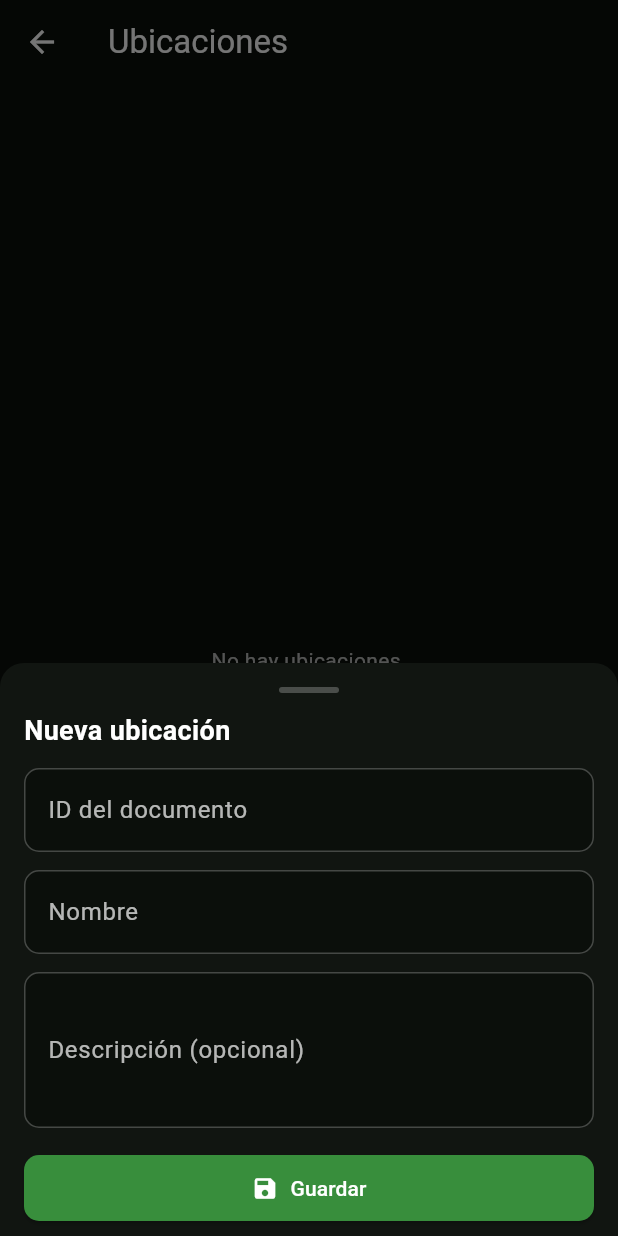
After one commit to lalmazano/bahias-front, a Flutter app: the UbicacionesScreen screen opened directly, after a tap on "Nueva", on a phone screen of 412 x 824 dp. The commit adds this screen. Run offline on Flutter 3.47's test engine with Material 3 defaults, Android fonts, the phone set to English and light mode, and no system bars; our stand-ins replace cloud_firestore, firebase_auth, firebase_core, fl_chart, flutter_speed_dial, font_awesome_flutter and 3 more; accounts and stored records are empty.

Commit message:
Pantalla de ubicaciones

```diff
--- /dev/null
+++ b/bahias_app/lib/screens/ubicaciones_screen.dart
@@ -0,0 +1,358 @@
+import 'package:flutter/material.dart';
+import 'package:cloud_firestore/cloud_firestore.dart';
+import '../services/ubicaciones_service.dart';
+
+class UbicacionesScreen extends StatefulWidget {
+  const UbicacionesScreen({super.key});
+
+  @override
+  State<UbicacionesScreen> createState() => _UbicacionesScreenState();
+}
+
+class _UbicacionesScreenState extends State<UbicacionesScreen> {
+  final _service = UbicacionesService();
+
+  Future<void> _openCreate() async {
+    await showModalBottomSheet(
+      context: context,
+      isScrollControlled: true,
+      backgroundColor: const Color(0xFF111511),
+      shape: const RoundedRectangleBorder(
+        borderRadius: BorderRadius.vertical(top: Radius.circular(16)),
+      ),
+      builder: (ctx) => Padding(
+        padding: EdgeInsets.only(
+          bottom: MediaQuery.of(ctx).viewInsets.bottom, left: 16, right: 16, top: 16),
+        child: _UbicacionForm(
+          title: 'Nueva ubicación',
+          onSubmit: (id, nombre, descripcion) async {
+            await _service.create(id: id, nombre: nombre, descripcion: descripcion);
+          },
+        ),
+      ),
+    );
+  }
+
+  Future<void> _openEdit(String id, String? nombre, String? descripcion) async {
+    await showModalBottomSheet(
+      context: context,
+      isScrollControlled: true,
+      backgroundColor: const Color(0xFF111511),
+      shape: const RoundedRectangleBorder(
+        borderRadius: BorderRadius.vertical(top: Radius.circular(16)),
+      ),
+      builder: (ctx) => Padding(
+        padding: EdgeInsets.only(
+          bottom: MediaQuery.of(ctx).viewInsets.bottom, left: 16, right: 16, top: 16),
+        child: _UbicacionForm(
+          title: 'Editar ubicación',
+          editing: true,
+          initialId: id,
+          initialNombre: nombre ?? '',
+          initialDescripcion: descripcion ?? '',
+          onSubmit: (idEdited, nombreEdited, descripcionEdited) async {
+            await _service.update(
+              id: id,
+              nombre: nombreEdited,
+              descripcion: descripcionEdited,
+            );
+          },
+        ),
+      ),
+    );
+  }
+
+  Future<bool?> _confirmDelete(String id) async {
+    return showDialog<bool>(
+      context: context,
+      builder: (_) => AlertDialog(
+        backgroundColor: const Color(0xFF111511),
+        title: const Text('Eliminar ubicación', style: TextStyle(color: Colors.white)),
+        content: Text(
+          '¿Eliminar "$id"? Esta acción no se puede deshacer.',
+          style: const TextStyle(color: Colors.white70),
+        ),
+        actions: [
+          TextButton(onPressed: () => Navigator.pop(context, false), child: const Text('Cancelar')),
+          ElevatedButton(
+            style: ElevatedButton.styleFrom(backgroundColor: Colors.redAccent),
+            onPressed: () => Navigator.pop(context, true),
+            child: const Text('Eliminar'),
+          ),
+        ],
+      ),
+    );
+  }
+
+  @override
+  Widget build(BuildContext context) {
+    final divider = const Divider(color: Colors.white24, height: 1);
+
+    return Scaffold(
+      appBar: AppBar(
+        title: const Text('Ubicaciones'),
+        backgroundColor: const Color(0xFF0B0F0B),
+      ),
+      backgroundColor: const Color(0xFF0B0F0B),
+      floatingActionButton: FloatingActionButton.extended(
+        onPressed: _openCreate,
+        backgroundColor: Colors.green.shade700,
+        icon: const Icon(Icons.add),
+        label: const Text('Nueva'),
+      ),
+      body: StreamBuilder<QuerySnapshot<Map<String, dynamic>>>(
+        stream: _service.streamUbicaciones(),
+        builder: (context, snap) {
+          if (snap.connectionState == ConnectionState.waiting) {
+            return const Center(child: CircularProgressIndicator());
+          }
+          if (snap.hasError) {
+            return Center(
+              child: Text('Error: ${snap.error}', style: const TextStyle(color: Colors.redAccent)),
+            );
+          }
+          final docs = snap.data?.docs ?? [];
+          if (docs.isEmpty) {
+            return const Center(
+              child: Text('No hay ubicaciones.', style: TextStyle(color: Colors.white70)),
+            );
+          }
+
+          return ListView.separated(
+            itemCount: docs.length,
+            separatorBuilder: (_, __) => divider,
+            padding: const EdgeInsets.symmetric(vertical: 12),
+            itemBuilder: (context, i) {
+              final d = docs[i];
+              final id = d.id;
+              final data = d.data();
+              final nombre = (data['Nombre'] ?? '') as String;
+              final descripcion = (data['Descripcion'] ?? '') as String;
+
+              return Dismissible(
+                key: ValueKey('ubic-$id'),
+                direction: DismissDirection.endToStart,
+                background: Container(
+                  alignment: Alignment.centerRight,
+                  padding: const EdgeInsets.symmetric(horizontal: 20),
+                  color: Colors.redAccent.withOpacity(0.8),
+                  child: const Icon(Icons.delete, color: Colors.white),
+                ),
+                confirmDismiss: (_) async {
+                  final ok = await _confirmDelete(id) ?? false;
+                  if (ok) await _service.delete(id);
+                  return ok;
+                },
+                child: Padding(
+                  padding: const EdgeInsets.symmetric(horizontal: 12.0, vertical: 8.0),
+                  child: Container(
+                    decoration: BoxDecoration(
+                      color: const Color(0xFF111511),
+                      borderRadius: BorderRadius.circular(14),
+                      border: Border.all(color: Colors.white12),
+                    ),
+                    child: ListTile(
+                      leading: const Icon(Icons.place_outlined, color: Colors.greenAccent),
+                      title: Text(
+                        nombre.isNotEmpty ? nombre : id,
+                        style: const TextStyle(color: Colors.white, fontWeight: FontWeight.w600),
+                      ),
+                      subtitle: Column(
+                        crossAxisAlignment: CrossAxisAlignment.start,
+                        children: [
+                          if (nombre.isNotEmpty && id != nombre)
+                            Text('ID: $id', style: const TextStyle(color: Colors.white38)),
+                          if (descripcion.isNotEmpty)
+                            Padding(
+                              padding: const EdgeInsets.only(top: 4.0),
+                              child: Text(descripcion, style: const TextStyle(color: Colors.white60)),
+                            ),
+                        ],
+                      ),
+                      trailing: Wrap(
+                        spacing: 6,
+                        children: [
+                          IconButton(
+                            tooltip: 'Editar',
+                            icon: const Icon(Icons.edit, color: Colors.white70),
+                            onPressed: () => _openEdit(id, nombre, descripcion),
+                          ),
+                          IconButton(
+                            tooltip: 'Eliminar',
+                            icon: const Icon(Icons.delete_outline, color: Colors.redAccent),
+                            onPressed: () async {
+                              final ok = await _confirmDelete(id) ?? false;
+                              if (ok) await _service.delete(id);
+                            },
+                          ),
+                        ],
+                      ),
+                    ),
+                  ),
+                ),
+              );
+            },
+          );
+        },
+      ),
+    );
+  }
+}
+
+/// -------- Formulario (crear/editar) --------
+class _UbicacionForm extends StatefulWidget {
+  final String title;
+  final bool editing;
+  final String? initialId;
+  final String? initialNombre;
+  final String? initialDescripcion;
+  final Future<void> Function(String id, String nombre, String? descripcion) onSubmit;
+
+  const _UbicacionForm({
+    required this.title,
+    required this.onSubmit,
+    this.editing = false,
+    this.initialId,
+    this.initialNombre,
+    this.initialDescripcion,
+  });
+
+  @override
+  State<_UbicacionForm> createState() => _UbicacionFormState();
+}
+
+class _UbicacionFormState extends State<_UbicacionForm> {
+  final _formKey = GlobalKey<FormState>();
+  final _idCtrl = TextEditingController();
+  final _nombreCtrl = TextEditingController();
+  final _descCtrl = TextEditingController();
+  bool _saving = false;
+
+  @override
+  void initState() {
+    super.initState();
+    _idCtrl.text = widget.initialId ?? '';
+    _nombreCtrl.text = widget.initialNombre ?? '';
+    _descCtrl.text = widget.initialDescripcion ?? '';
+  }
+
+  @override
+  void dispose() {
+    _idCtrl.dispose();
+    _nombreCtrl.dispose();
+    _descCtrl.dispose();
+    super.dispose();
+  }
+
+  Future<void> _submit() async {
+    if (!_formKey.currentState!.validate()) return;
+    setState(() => _saving = true);
+    try {
+      final id = _idCtrl.text.trim();
+      final nombre = _nombreCtrl.text.trim();
+      final desc = _descCtrl.text.trim();
+      await widget.onSubmit(id, nombre, desc.isEmpty ? null : desc);
+      if (mounted) Navigator.pop(context);
+    } catch (e) {
+      if (mounted) {
+        ScaffoldMessenger.of(context).showSnackBar(SnackBar(content: Text('Error: $e')));
+      }
+    } finally {
+      if (mounted) setState(() => _saving = false);
+    }
+  }
+
+  InputDecoration _deco(String label, String hint) => InputDecoration(
+        labelText: label,
+        hintText: hint,
+        labelStyle: const TextStyle(color: Colors.white70),
+        hintStyle: const TextStyle(color: Colors.white38),
+        filled: true,
+        fillColor: const Color(0xFF0B0F0B),
+        enabledBorder: OutlineInputBorder(
+          borderSide: const BorderSide(color: Colors.white24),
+          borderRadius: BorderRadius.circular(10),
+        ),
+        focusedBorder: OutlineInputBorder(
+          borderSide: const BorderSide(color: Colors.greenAccent),
+          borderRadius: BorderRadius.circular(10),
+        ),
+      );
+
+  @override
+  Widget build(BuildContext context) {
+    return SingleChildScrollView(
+      child: Column(
+        children: [
+          Center(
+            child: Container(
+              width: 40, height: 4,
+              margin: const EdgeInsets.only(bottom: 12),
+              decoration: BoxDecoration(color: Colors.white24, borderRadius: BorderRadius.circular(2)),
+            ),
+          ),
+          Align(
+            alignment: Alignment.centerLeft,
+            child: Text(widget.title,
+                style: const TextStyle(color: Colors.white, fontSize: 18, fontWeight: FontWeight.w600)),
+          ),
+          const SizedBox(height: 12),
+          Form(
+            key: _formKey,
+            child: Column(
+              children: [
+                if (!widget.editing) ...[
+                  TextFormField(
+                    controller: _idCtrl,
+                    style: const TextStyle(color: Colors.white),
+                    decoration: _deco('ID del documento', 'Ej. Ubicacion 1'),
+                    validator: (v) {
+                      final s = v?.trim() ?? '';
+                      if (s.isEmpty) return 'El ID es obligatorio';
+                      if (RegExp(r'[.#$\[\]/]').hasMatch(s)) {
+                        return 'El ID no puede contener . # \$ [ ] /';
+                      }
+                      return null;
+                    },
+                  ),
+                  const SizedBox(height: 12),
+                ],
+                TextFormField(
+                  controller: _nombreCtrl,
+                  style: const TextStyle(color: Colors.white),
+                  decoration: _deco('Nombre', 'Ej. Parqueo Central'),
+                  validator: (v) => (v == null || v.trim().isEmpty) ? 'El nombre es obligatorio' : null,
+                ),
+                const SizedBox(height: 12),
+                TextFormField(
+                  controller: _descCtrl,
+                  style: const TextStyle(color: Colors.white),
+                  decoration: _deco('Descripción (opcional)', 'Zona o área base'),
+                  maxLines: 3,
+                ),
+                const SizedBox(height: 16),
+                SizedBox(
+                  width: double.infinity,
+                  child: ElevatedButton.icon(
+                    onPressed: _saving ? null : _submit,
+                    icon: _saving
+                        ? const SizedBox(width: 16, height: 16, child: CircularProgressIndicator(strokeWidth: 2))
+                        : const Icon(Icons.save),
+                    label: Text(_saving ? 'Guardando...' : 'Guardar'),
+                    style: ElevatedButton.styleFrom(
+                      backgroundColor: Colors.green.shade700,
+                      foregroundColor: Colors.white,
+                      padding: const EdgeInsets.symmetric(vertical: 12),
+                      shape: RoundedRectangleBorder(borderRadius: BorderRadius.circular(10)),
+                    ),
+                  ),
+                ),
+                const SizedBox(height: 8),
+              ],
+            ),
+          ),
+        ],
+      ),
+    );
+  }
+}
--- /dev/null
+++ b/bahias_app/lib/services/ubicaciones_service.dart
@@ -0,0 +1,44 @@
+import 'package:cloud_firestore/cloud_firestore.dart';
+
+class UbicacionesService {
+  final _db = FirebaseFirestore.instance;
+  final _collection = 'Ubicacion';
+
+  Stream<QuerySnapshot<Map<String, dynamic>>> streamUbicaciones() {
+    // Si tienes el campo Nombre, ordena por Nombre; si no, por id
+    return _db.collection(_collection)
+      .orderBy('Nombre', descending: false)
+      .snapshots();
+  }
+
+  Future<void> create({
+    required String id,
+    required String nombre,
+    String? descripcion,
+  }) async {
+    await _db.collection(_collection).doc(id).set({
+      'Nombre': nombre,
+      if (descripcion != null && descripcion.trim().isNotEmpty)
+        'Descripcion': descripcion,
+      'createdAt': FieldValue.serverTimestamp(),
+      'updatedAt': FieldValue.serverTimestamp(),
+    });
+  }
+
+  Future<void> update({
+    required String id,
+    String? nombre,
+    String? descripcion,
+  }) async {
+    final data = <String, dynamic>{
+      'updatedAt': FieldValue.serverTimestamp(),
+    };
+    if (nombre != null) data['Nombre'] = nombre;
+    if (descripcion != null) data['Descripcion'] = descripcion;
+    await _db.collection(_collection).doc(id).set(data, SetOptions(merge: true));
+  }
+
+  Future<void> delete(String id) async {
+    await _db.collection(_collection).doc(id).delete();
+  }
+}
```
Also changed, not shown: bahias_app/lib/screens/configuracion_screen.dart (+54 -21 lines).
